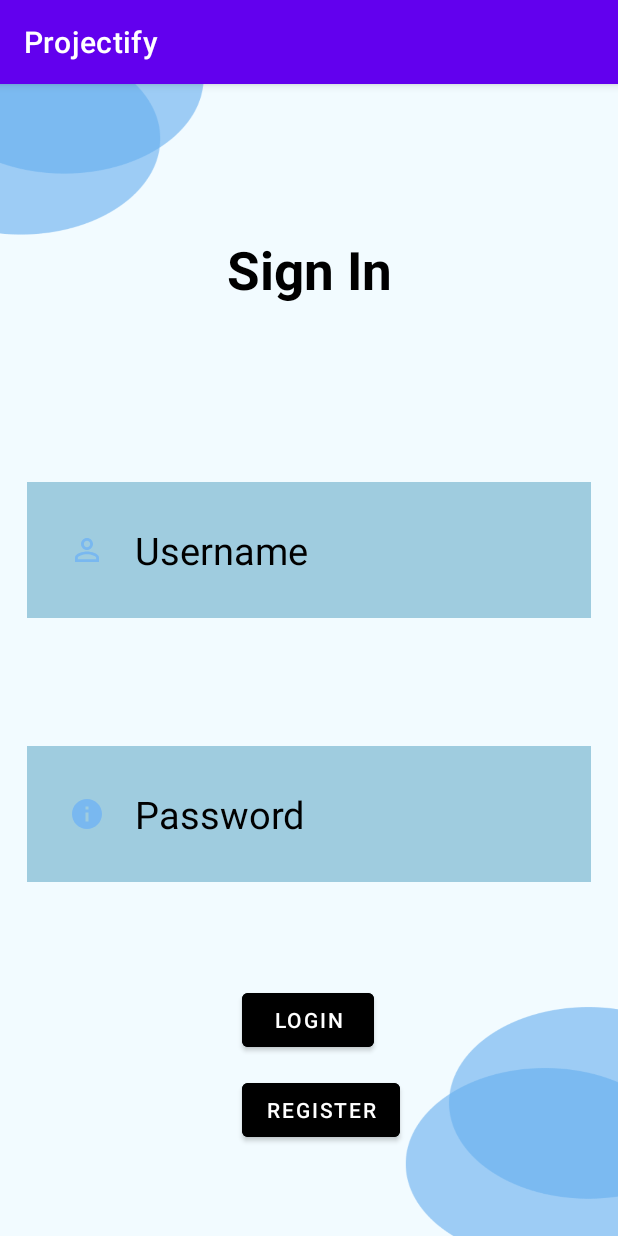
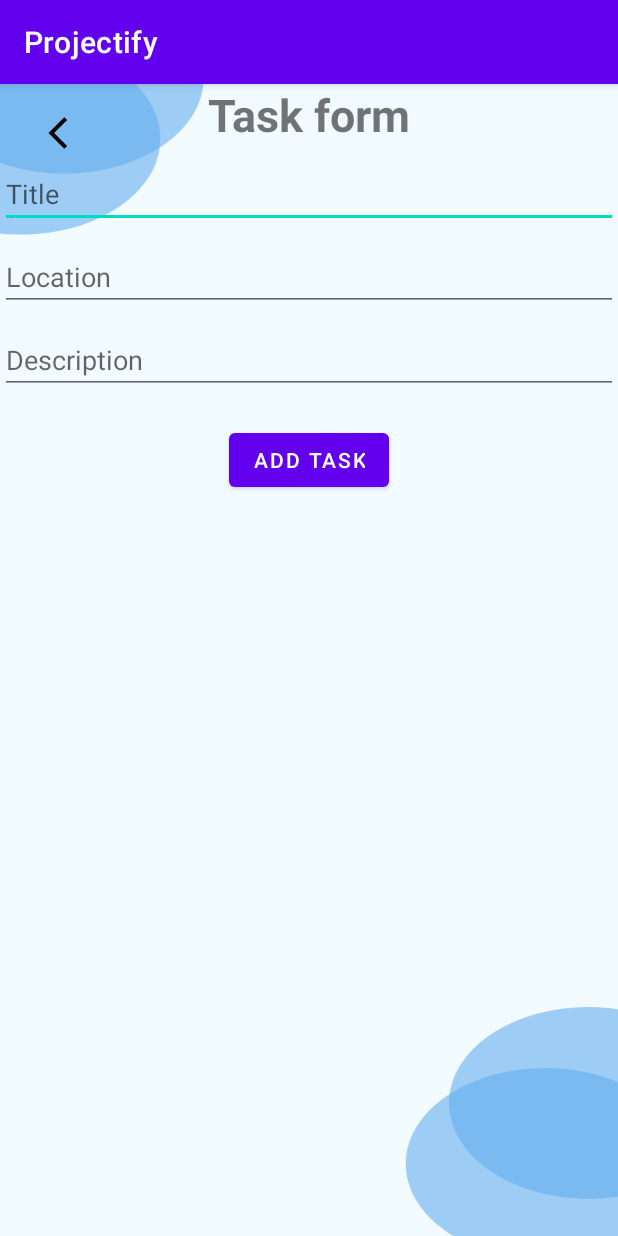
Before and after one commit to Sahan7/ProjectiFY, an Android app: the screen it shows after launch (MainActivity), on a phone screen of 412 x 824 dp. Run offline under Robolectric (Android 15) with nearby library versions, the phone set to English and light mode, and no system bars.

Commit message:
Changed color

```diff
--- a/app/src/main/AndroidManifest.xml
+++ b/app/src/main/AndroidManifest.xml
@@ -12,6 +12,13 @@
         android:supportsRtl="true"
         android:theme="@style/Theme.Projectify"
         tools:targetApi="31">
+        <activity
+            android:name=".calendar"
+            android:exported="false">
+            <meta-data
+                android:name="android.app.lib_name"
+                android:value="" />
+        </activity>
         <activity
             android:name=".user_profile_edit"
             android:exported="false">
--- a/app/src/main/java/com/example/projectify/MainActivity.java
+++ b/app/src/main/java/com/example/projectify/MainActivity.java
@@ -4,9 +4,12 @@ import androidx.appcompat.app.AppCompatActivity;
 import androidx.recyclerview.widget.RecyclerView;
 
 import android.annotation.SuppressLint;
+import android.content.Intent;
 import android.os.Bundle;
+import android.provider.CalendarContract;
 import android.view.View;
 import android.widget.Button;
+import android.widget.EditText;
 import android.widget.TextView;
 import android.widget.Toast;
 
@@ -19,28 +22,64 @@ import java.util.List;
 
 public class MainActivity extends AppCompatActivity {
 
+    EditText title,location,description;
+    Button addEvent;
+
     @Override
     protected void onCreate(Bundle savedInstanceState) {
         super.onCreate(savedInstanceState);
-        setContentView(R.layout.activity_main);
+        setContentView(R.layout.activity_calendar);
 
 
-       TextView username =(TextView) findViewById(R.id.username);
-       TextView password =(TextView) findViewById(R.id.password);
+//       TextView username =(TextView) findViewById(R.id.username);
+//       TextView password =(TextView) findViewById(R.id.password);
+//
+//       MaterialButton loginbutton = (MaterialButton) findViewById(R.id.loginbutton);
+//
+//
+//      loginbutton.setOnClickListener(new View.OnClickListener() {
+//          @Override
+//           public void onClick(View view) {
+//              if(username.getText().toString().equals("admin") && password.getText().toString().equals("admin")){
+//                   Toast.makeText(MainActivity.this,"LOGIN SUCCESSFUL",Toast.LENGTH_SHORT).show();
+//              }else{
+//                   Toast.makeText(MainActivity.this,"LOGIN FAILED",Toast.LENGTH_SHORT).show();
+//               }
+//           }
+//       });
 
-       MaterialButton loginbutton = (MaterialButton) findViewById(R.id.loginbutton);
+        title = findViewById(R.id.etTitle);
+        location = findViewById(R.id.etLocation);
+        description = findViewById(R.id.etDescription);
+        addEvent = findViewById(R.id.btnAdd);
 
+        addEvent.setOnClickListener(new View.OnClickListener() {
+            @Override
+            public void onClick(View view) {
+                if(!title.getText().toString().isEmpty() && !location.getText().toString().isEmpty() && !description.getText().toString().isEmpty()){
 
-      loginbutton.setOnClickListener(new View.OnClickListener() {
-          @Override
-           public void onClick(View view) {
-              if(username.getText().toString().equals("admin") && password.getText().toString().equals("admin")){
-                   Toast.makeText(MainActivity.this,"LOGIN SUCCESSFUL",Toast.LENGTH_SHORT).show();
-              }else{
-                   Toast.makeText(MainActivity.this,"LOGIN FAILED",Toast.LENGTH_SHORT).show();
-               }
-           }
-       });
+                    Intent intent = new Intent(Intent.ACTION_INSERT);
+                    intent.setData(CalendarContract.Events.CONTENT_URI);
+                    intent.putExtra(CalendarContract.Events.TITLE,title.getText().toString());
+                    intent.putExtra(CalendarContract.Events.DESCRIPTION,description.getText().toString());
+                    intent.putExtra(CalendarContract.Events.EVENT_LOCATION,location.getText().toString());
+                    // This allows to change the time of the event - set to "true"
+                    intent.putExtra(CalendarContract.Events.ALL_DAY,true);
+                    // This allows to add people by email
+                    intent.putExtra(Intent.EXTRA_EMAIL,"test@yahoo.com,test2@yahoo.com");
+
+                    // Check if the event can be handled by a Calendar event in the packet manager
+                    if(intent.resolveActivity(getPackageManager()) != null){
+                        startActivity(intent);
+                    }else{
+                        Toast.makeText(MainActivity.this,"No Calendar App",Toast.LENGTH_SHORT).show();
+                    }
+
+                }else{
+                    Toast.makeText(MainActivity.this,"Please fill all the fields",Toast.LENGTH_SHORT).show();
+                }
+            }
+        });
 
 
     }
--- /dev/null
+++ b/app/src/main/java/com/example/projectify/calendar.java
@@ -0,0 +1,14 @@
+package com.example.projectify;
+
+import androidx.appcompat.app.AppCompatActivity;
+
+import android.os.Bundle;
+
+public class calendar extends AppCompatActivity {
+
+    @Override
+    protected void onCreate(Bundle savedInstanceState) {
+        super.onCreate(savedInstanceState);
+        setContentView(R.layout.activity_calendar);
+    }
+}
--- a/app/src/main/res/drawable/ic_baseline_info_24.xml
+++ b/app/src/main/res/drawable/ic_baseline_info_24.xml
@@ -1,4 +1,4 @@
-<vector android:height="24dp" android:tint="#79B8F0"
+<vector android:height="24dp" android:tint="#5360C6"
     android:viewportHeight="24" android:viewportWidth="24"
     android:width="24dp" xmlns:android="http://schemas.android.com/apk/res/android">
     <path android:fillColor="@android:color/white" android:pathData="M12,2C6.48,2 2,6.48 2,12s4.48,10 10,10 10,-4.48 10,-10S17.52,2 12,2zM13,17h-2v-6h2v6zM13,9h-2L11,7h2v2z"/>
--- a/app/src/main/res/drawable/ic_baseline_person_outline_24.xml
+++ b/app/src/main/res/drawable/ic_baseline_person_outline_24.xml
@@ -1,4 +1,4 @@
-<vector android:height="24dp" android:tint="#79B8F0"
+<vector android:height="24dp" android:tint="#5360C6"
     android:viewportHeight="24" android:viewportWidth="24"
     android:width="24dp" xmlns:android="http://schemas.android.com/apk/res/android">
     <path android:fillColor="@android:color/black" android:pathData="M12,5.9c1.16,0 2.1,0.94 2.1,2.1s-0.94,2.1 -2.1,2.1S9.9,9.16 9.9,8s0.94,-2.1 2.1,-2.1m0,9c2.97,0 6.1,1.46 6.1,2.1v1.1L5.9,18.1L5.9,17c0,-0.64 3.13,-2.1 6.1,-2.1M12,4C9.79,4 8,5.79 8,8s1.79,4 4,4 4,-1.79 4,-4 -1.79,-4 -4,-4zM12,13c-2.67,0 -8,1.34 -8,4v3h16v-3c0,-2.66 -5.33,-4 -8,-4z"/>
--- /dev/null
+++ b/app/src/main/res/layout/activity_calendar.xml
@@ -0,0 +1,77 @@
+<?xml version="1.0" encoding="utf-8"?>
+<androidx.constraintlayout.widget.ConstraintLayout xmlns:android="http://schemas.android.com/apk/res/android"
+    xmlns:app="http://schemas.android.com/apk/res-auto"
+    xmlns:tools="http://schemas.android.com/tools"
+    android:background="@drawable/background"
+    android:layout_width="match_parent"
+    android:layout_height="match_parent"
+    tools:context=".calendar">
+
+    <ImageView
+        android:layout_width="wrap_content"
+        android:layout_height="wrap_content"
+        android:layout_marginTop="20dp"
+        android:src="@drawable/ic_arrow_back"
+        app:layout_constraintEnd_toEndOf="parent"
+        app:layout_constraintHorizontal_bias="0.067"
+        app:layout_constraintStart_toStartOf="parent"
+        app:layout_constraintTop_toTopOf="parent" />
+
+    <TextView
+        android:id="@+id/textView"
+        android:layout_width="wrap_content"
+        android:layout_height="wrap_content"
+        android:text="Task form"
+        android:textSize="30sp"
+        android:textStyle="bold"
+        app:layout_constraintEnd_toEndOf="parent"
+        app:layout_constraintStart_toStartOf="parent"
+        app:layout_constraintTop_toTopOf="parent"/>
+
+    <EditText
+        android:id="@+id/etTitle"
+        android:layout_width="match_parent"
+        android:layout_height="wrap_content"
+        android:layout_marginTop="10dp"
+        android:ems="10"
+        android:hint="Title"
+        android:inputType="text"
+        app:layout_constraintEnd_toEndOf="parent"
+        app:layout_constraintStart_toStartOf="parent"
+        app:layout_constraintTop_toBottomOf="@+id/textView"/>
+
+    <EditText
+        android:id="@+id/etLocation"
+        android:layout_width="match_parent"
+        android:layout_height="wrap_content"
+        android:layout_marginTop="10dp"
+        android:ems="10"
+        android:hint="Location"
+        android:inputType="text"
+        app:layout_constraintEnd_toEndOf="parent"
+        app:layout_constraintStart_toStartOf="parent"
+        app:layout_constraintTop_toBottomOf="@+id/etTitle"/>
+
+    <EditText
+        android:id="@+id/etDescription"
+        android:layout_width="match_parent"
+        android:layout_height="wrap_content"
+        android:layout_marginTop="10dp"
+        android:ems="10"
+        android:hint="Description"
+        android:inputType="text"
+        app:layout_constraintEnd_toEndOf="parent"
+        app:layout_constraintStart_toStartOf="parent"
+        app:layout_constraintTop_toBottomOf="@+id/etLocation"/>
+
+    <Button
+        android:id="@+id/btnAdd"
+        android:layout_width="wrap_content"
+        android:layout_height="wrap_content"
+        android:layout_marginTop="20dp"
+        android:text="Add Task"
+        app:layout_constraintEnd_toEndOf="parent"
+        app:layout_constraintStart_toStartOf="parent"
+        app:layout_constraintTop_toBottomOf="@id/etDescription"/>
+
+</androidx.constraintlayout.widget.ConstraintLayout>
```
